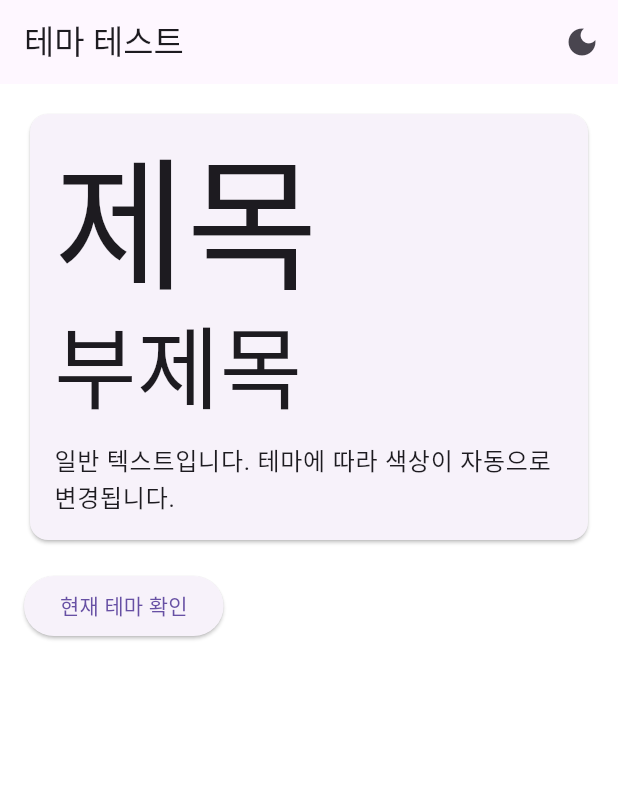
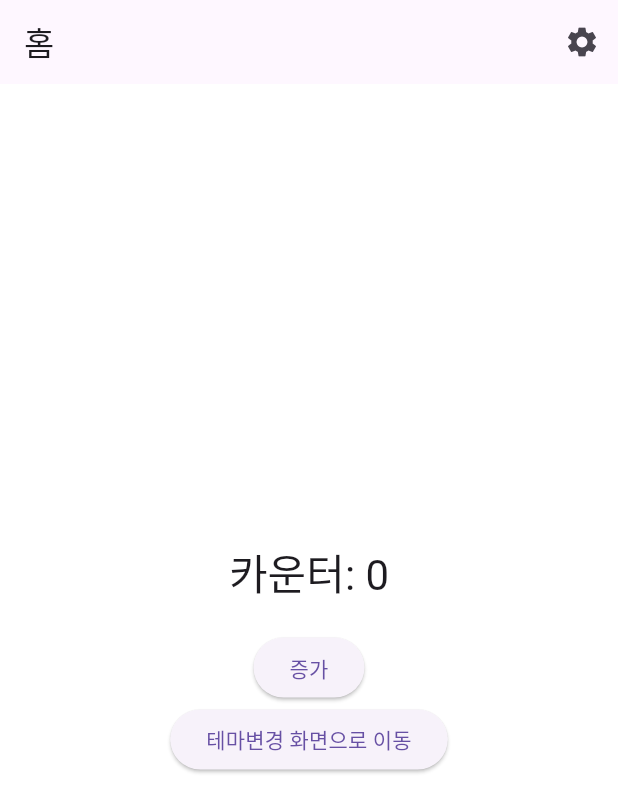
Before and after one commit to J1NWAN/getx_app_base, a Flutter app: the screen it shows after launch, on a phone screen of 412 x 824 dp. Shown: the top 812 px of the screen. Run offline on Flutter 3.47's test engine with Material 3 defaults, Android fonts, the phone set to English and light mode, and no system bars; our stand-ins replace get, get_storage.

```diff
--- /dev/null
+++ b/lib/app/core/middleware/auth_middleware.dart
@@ -0,0 +1,14 @@
+import 'package:flutter/material.dart';
+import 'package:get/get.dart';
+
+class AuthMiddleware extends GetMiddleware {
+  @override
+  int? get priority => 1;
+
+  @override
+  RouteSettings? redirect(String? route) {
+    // 인증 로직 구현
+    // 예: 로그인이 필요한 페이지 접근 시 로그인 페이지로 리다이렉트
+    return null;
+  }
+}
--- /dev/null
+++ b/lib/app/modules/home/bindings/home_binding.dart
@@ -0,0 +1,11 @@
+import 'package:get/get.dart';
+import 'package:getx_app_base/app/modules/home/controllers/home_controller.dart';
+
+class HomeBinding implements Bindings {
+  @override
+  void dependencies() {
+    Get.lazyPut<HomeController>(
+      () => HomeController(),
+    );
+  }
+}
--- /dev/null
+++ b/lib/app/modules/home/controllers/home_controller.dart
@@ -0,0 +1,16 @@
+import 'package:get/get.dart';
+
+class HomeController extends GetxController {
+  final _count = 0.obs;
+  int get count => _count.value;
+
+  void increment() {
+    _count.value++;
+  }
+
+  @override
+  void onClose() {
+    // 정리 로직
+    super.onClose();
+  }
+}
--- /dev/null
+++ b/lib/app/modules/home/views/home_view.dart
@@ -0,0 +1,46 @@
+import 'package:flutter/material.dart';
+import 'package:get/get.dart';
+import 'package:getx_app_base/app/core/theme/theme_controller.dart';
+import 'package:getx_app_base/app/modules/theme_test/theme_test_page.dart';
+import '../controllers/home_controller.dart';
+
+class HomeView extends GetView<HomeController> {
+  const HomeView({super.key});
+
+  @override
+  Widget build(BuildContext context) {
+    final ThemeController themeController = Get.find<ThemeController>();
+
+    return Scaffold(
+      appBar: AppBar(
+        title: const Text('홈'),
+        actions: [
+          IconButton(
+            icon: const Icon(Icons.settings),
+            onPressed: () => Get.toNamed('/settings'),
+          ),
+        ],
+      ),
+      body: Center(
+        child: Column(
+          mainAxisAlignment: MainAxisAlignment.center,
+          children: [
+            Obx(() => Text(
+                  '카운터: ${controller.count}',
+                  style: Theme.of(context).textTheme.headlineMedium,
+                )),
+            const SizedBox(height: 20),
+            ElevatedButton(
+              onPressed: controller.increment,
+              child: const Text('증가'),
+            ),
+            ElevatedButton(
+              onPressed: () => Get.to(() => const ThemeTestPage()),
+              child: const Text('테마변경 화면으로 이동'),
+            )
+          ],
+        ),
+      ),
+    );
+  }
+}
--- /dev/null
+++ b/lib/app/routes/app_pages.dart
@@ -0,0 +1,32 @@
+import 'package:get/get.dart';
+import '../modules/home/bindings/home_binding.dart';
+import '../modules/home/views/home_view.dart';
+import 'app_routes.dart';
+
+abstract class AppPages {
+  // 처음에 보여지는 화면
+  static const INITIAL = Routes.HOME;
+
+  static List<GetPage> routes = [
+    GetPage(
+      name: Routes.HOME,
+      page: () => HomeView(),
+      binding: HomeBinding(),
+    ),
+    GetPage(
+      name: Routes.LOGIN,
+      page: () => HomeView(), // 임시로 HomeView 사용
+      binding: HomeBinding(),
+    ),
+    GetPage(
+      name: Routes.SETTINGS,
+      page: () => HomeView(), // 임시로 HomeView 사용
+      binding: HomeBinding(),
+    ),
+    GetPage(
+      name: Routes.PROFILE,
+      page: () => HomeView(), // 임시로 HomeView 사용
+      binding: HomeBinding(),
+    ),
+  ];
+}
--- /dev/null
+++ b/lib/app/routes/app_routes.dart
@@ -0,0 +1,7 @@
+abstract class Routes {
+  static const HOME = '/';
+  static const LOGIN = '/login';
+  static const SETTINGS = '/settings';
+  static const PROFILE = '/profile';
+  // 추가 라우트들...
+}
--- a/lib/main.dart
+++ b/lib/main.dart
@@ -5,6 +5,7 @@ import 'package:getx_app_base/app/core/theme/theme_controller.dart';
 import 'package:getx_app_base/app/data/services/storage_service.dart';
 import 'package:getx_app_base/app/core/theme/app_themes.dart';
 import 'package:getx_app_base/app/modules/theme_test/theme_test_page.dart';
+import 'package:getx_app_base/app/routes/app_pages.dart';
 import 'package:path_provider/path_provider.dart';
 
 void main() async {
@@ -23,11 +24,12 @@ class MyApp extends StatelessWidget {
     final themeController = Get.find<ThemeController>();
 
     return GetMaterialApp(
-      title: '테마 테스트',
+      title: '앱 이름',
+      initialRoute: AppPages.INITIAL,
+      getPages: [...AppPages.routes],
       theme: AppThemes.lightTheme,
       darkTheme: AppThemes.darkTheme,
       themeMode: themeController.themeMode,
-      home: const ThemeTestPage(),
     );
   }
 }
```
